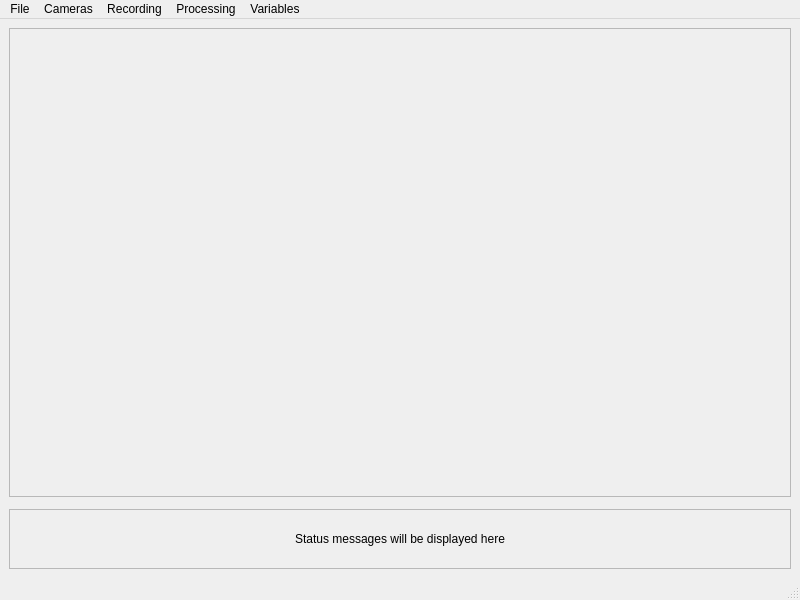
First picture: the form in ui/MainWindow.ui, repository ETHZ-INS/Flow3R, before the edit.
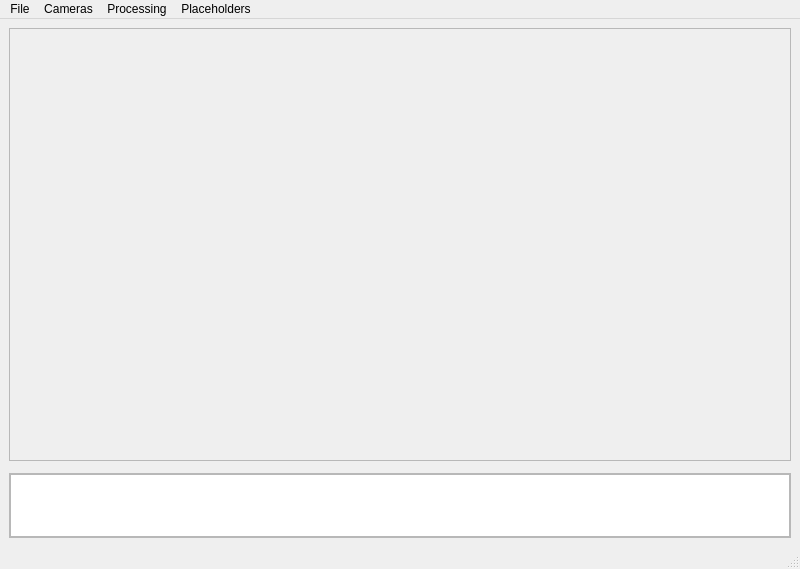
Second picture: the form after the edit.

```diff
--- a/ui/MainWindow.ui
+++ b/ui/MainWindow.ui
@@ -7,7 +7,7 @@
     <x>0</x>
     <y>0</y>
     <width>800</width>
-    <height>600</height>
+    <height>569</height>
    </rect>
   </property>
   <property name="windowTitle">
@@ -75,13 +75,13 @@
       <property name="minimumSize">
        <size>
         <width>0</width>
-        <height>60</height>
+        <height>65</height>
        </size>
       </property>
       <property name="maximumSize">
        <size>
         <width>16777215</width>
-        <height>60</height>
+        <height>65</height>
        </size>
       </property>
       <property name="styleSheet">
@@ -94,28 +94,28 @@
        <enum>QFrame::Raised</enum>
       </property>
       <layout class="QHBoxLayout" name="horizontalLayout_4">
+       <property name="leftMargin">
+        <number>0</number>
+       </property>
        <property name="topMargin">
-        <number>9</number>
+        <number>0</number>
        </property>
        <property name="rightMargin">
-        <number>9</number>
+        <number>0</number>
+       </property>
+       <property name="bottomMargin">
+        <number>0</number>
        </property>
        <item>
-        <widget class="QLabel" name="lbl_message">
-         <property name="sizePolicy">
-          <sizepolicy hsizetype="Preferred" vsizetype="MinimumExpanding">
-           <horstretch>0</horstretch>
-           <verstretch>0</verstretch>
-          </sizepolicy>
+        <widget class="QPlainTextEdit" name="txt_log">
+         <property name="horizontalScrollBarPolicy">
+          <enum>Qt::ScrollBarAlwaysOff</enum>
          </property>
-         <property name="text">
-          <string>Status messages will be displayed here</string>
+         <property name="undoRedoEnabled">
+          <bool>false</bool>
          </property>
-         <property name="textFormat">
-          <enum>Qt::MarkdownText</enum>
-         </property>
-         <property name="alignment">
-          <set>Qt::AlignCenter</set>
+         <property name="textInteractionFlags">
+          <set>Qt::NoTextInteraction</set>
          </property>
         </widget>
        </item>
@@ -140,13 +140,7 @@
     <addaction name="action_load_project"/>
     <addaction name="action_save_project"/>
     <addaction name="action_save_project_as"/>
-   </widget>
-   <widget class="QMenu" name="menuRecording">
-    <property name="title">
-     <string>Recording</string>
-    </property>
-    <addaction name="action_add_camera_group"/>
-    <addaction name="action_configure_camera_groups"/>
+    <addaction name="action_enable_superuser_mode"/>
    </widget>
    <widget class="QMenu" name="menuCameras">
     <property name="title">
@@ -163,14 +157,13 @@
    </widget>
    <widget class="QMenu" name="menuVariables">
     <property name="title">
-     <string>Variables</string>
+     <string>Placeholders</string>
     </property>
     <addaction name="action_add_variable"/>
     <addaction name="action_configure_variables"/>
    </widget>
    <addaction name="menuFile"/>
    <addaction name="menuCameras"/>
-   <addaction name="menuRecording"/>
    <addaction name="menuProcessing"/>
    <addaction name="menuVariables"/>
   </widget>
```
Left out of the diff: 35 changed lines with no effect on the pictures.
